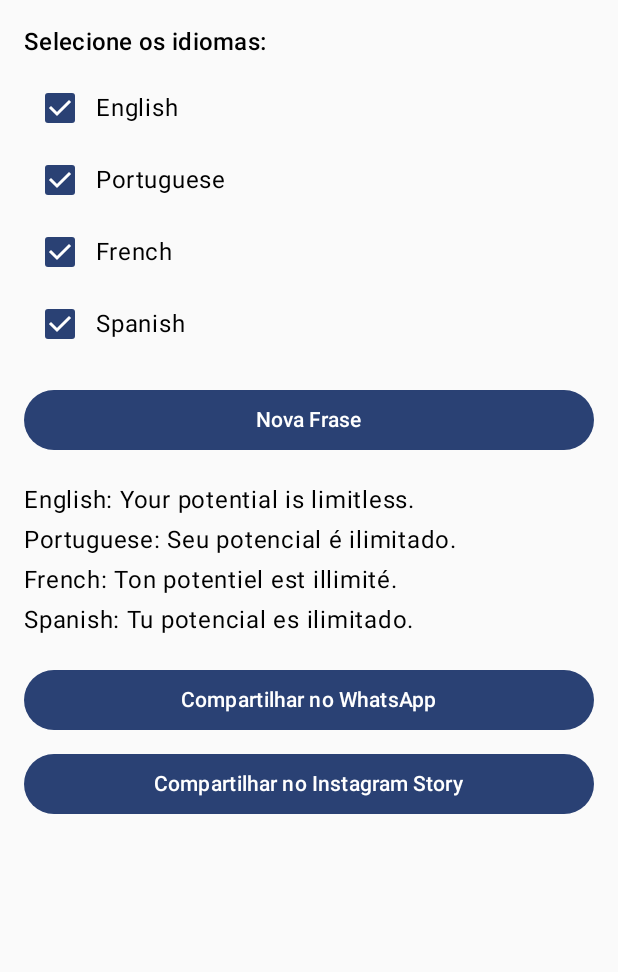
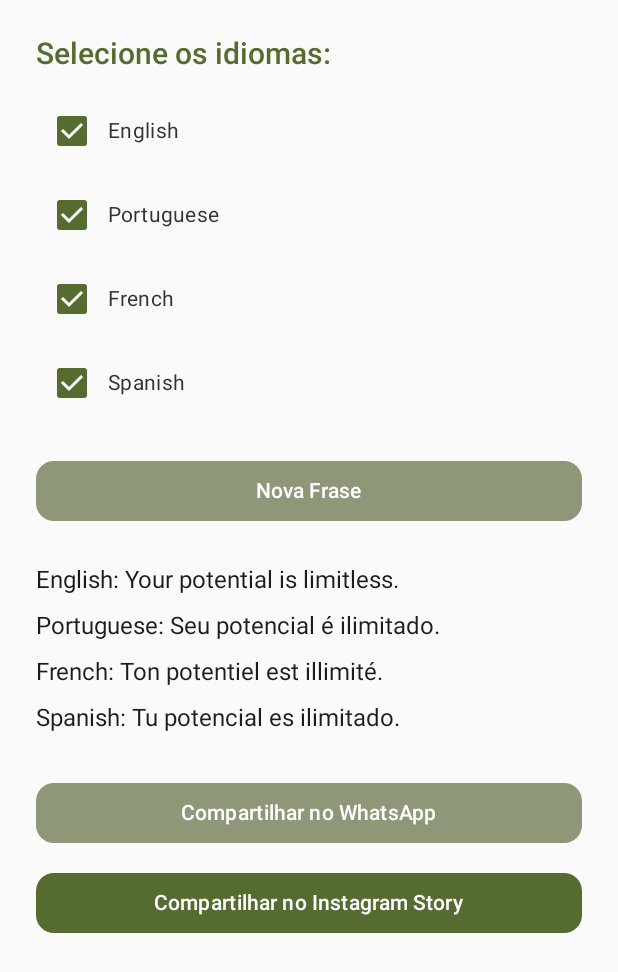
Before and after one commit to CarlosHenriqueMarques/InspireMePolyglot, an Android app built with Jetpack Compose: the screen it shows after launch (MainActivity), on a phone screen of 412 x 824 dp. Shown: the top 972 px of the screen. Run offline under Robolectric (Android 15) with nearby library versions, the phone set to English and light mode, and no system bars.

Commit message:
Layout adjusts

```diff
--- a/app/src/main/java/com/example/inspiremepolyglot/MainActivity.kt
+++ b/app/src/main/java/com/example/inspiremepolyglot/MainActivity.kt
@@ -3,50 +3,18 @@
 import android.os.Bundle
 import androidx.activity.ComponentActivity
 import androidx.activity.compose.setContent
-import androidx.activity.enableEdgeToEdge
-import androidx.compose.foundation.layout.fillMaxSize
-import androidx.compose.foundation.layout.padding
-import androidx.compose.material3.Scaffold
-import androidx.compose.material3.Text
-import androidx.compose.runtime.Composable
-import androidx.compose.ui.Modifier
-import androidx.compose.ui.tooling.preview.Preview
+
+
 import com.example.inspiremepolyglot.ui.screen.PhrasesScreen
 import com.example.inspiremepolyglot.ui.theme.InspireMePolyglotTheme
 
 class MainActivity : ComponentActivity() {
     override fun onCreate(savedInstanceState: Bundle?) {
         super.onCreate(savedInstanceState)
-        enableEdgeToEdge()
         setContent {
-//            InspireMePolyglotTheme {
-//                Scaffold(modifier = Modifier.fillMaxSize()) { innerPadding ->
-//                    Greeting(
-//                        name = "Android",
-//                        modifier = Modifier.padding(innerPadding)
-//                    )
-//                }
-//            }
             InspireMePolyglotTheme {
                 PhrasesScreen(context = this)
             }
-
         }
     }
 }
-
-@Composable
-fun Greeting(name: String, modifier: Modifier = Modifier) {
-    Text(
-        text = "Hello $name!",
-        modifier = modifier
-    )
-}
-
-@Preview(showBackground = true)
-@Composable
-fun GreetingPreview() {
-    InspireMePolyglotTheme {
-        Greeting("Android")
-    }
-}
--- a/app/src/main/java/com/example/inspiremepolyglot/ui/screen/PhrasesScreen.kt
+++ b/app/src/main/java/com/example/inspiremepolyglot/ui/screen/PhrasesScreen.kt
@@ -1,15 +1,15 @@
 package com.example.inspiremepolyglot.ui.screen
 
 import android.content.Context
-import android.content.Intent
 import android.widget.Toast
 import androidx.compose.foundation.layout.*
 import androidx.compose.material3.*
 import androidx.compose.runtime.*
+import androidx.compose.ui.Alignment
 import androidx.compose.ui.Modifier
 import androidx.compose.ui.platform.LocalContext
 import androidx.compose.ui.unit.dp
-import  com.example.inspiremepolyglot.utils.JsonUtils
+import com.example.inspiremepolyglot.utils.JsonUtils
 import com.example.inspiremepolyglot.utils.shareToInstagramStory
 import com.example.inspiremepolyglot.utils.shareToWhatsApp
 
@@ -17,14 +17,9 @@
 fun PhrasesScreen(context: Context) {
     val phraseList = remember { JsonUtils.loadPhrases(context) }
     val languages = listOf("English", "Portuguese", "French", "Spanish")
-
-    // ✅ Todos selecionados por padrão
     val selectedLanguages = remember { mutableStateListOf(*languages.toTypedArray()) }
-
-    // ✅ Índice da frase atual
     var currentPhraseIndex by remember { mutableStateOf(0) }
 
-    // ✅ Limite de frases (mínimo entre os idiomas)
     val maxIndex = remember(phraseList) {
         phraseList?.let {
             minOf(
@@ -36,49 +31,63 @@
         } ?: 0
     }
 
-    // ✅ Gera nova frase
-    fun generateNewPhraseIndex() {
+    LaunchedEffect(Unit) {
         currentPhraseIndex = (0..maxIndex).random()
-    }
-
-    // ✅ Primeira frase ao iniciar
-    LaunchedEffect(Unit) {
-        generateNewPhraseIndex()
     }
 
     val localContext = LocalContext.current
     val phrasesMap = remember { mutableStateMapOf<String, String>() }
 
-    Column(modifier = Modifier.padding(16.dp)) {
-        Text("Selecione os idiomas:", style = MaterialTheme.typography.titleMedium)
-        Spacer(modifier = Modifier.height(8.dp))
+    Column(
+        modifier = Modifier
+            .fillMaxSize()
+            .padding(24.dp)
+    ) {
+        Text(
+            text = "Selecione os idiomas:",
+            style = MaterialTheme.typography.titleMedium,
+            color = MaterialTheme.colorScheme.primary
+        )
+
+        Spacer(modifier = Modifier.height(12.dp))
 
         languages.forEach { lang ->
             Row(
-                modifier = Modifier.fillMaxWidth(),
-                verticalAlignment = androidx.compose.ui.Alignment.CenterVertically
+                verticalAlignment = Alignment.CenterVertically,
+                modifier = Modifier
+                    .fillMaxWidth()
+                    .padding(vertical = 4.dp)
             ) {
                 Checkbox(
                     checked = selectedLanguages.contains(lang),
                     onCheckedChange = { isChecked ->
                         if (isChecked) selectedLanguages.add(lang)
                         else selectedLanguages.remove(lang)
-                    }
+                    },
+                    colors = CheckboxDefaults.colors(
+                        checkedColor = MaterialTheme.colorScheme.primary
+                    )
                 )
-                Text(text = lang)
+                Text(
+                    text = lang,
+                    style = MaterialTheme.typography.bodyMedium,
+                    color = MaterialTheme.colorScheme.onSurface
+                )
             }
         }
 
-        Spacer(modifier = Modifier.height(16.dp))
+        Spacer(modifier = Modifier.height(20.dp))
 
         Button(
-            onClick = { generateNewPhraseIndex() },
-            modifier = Modifier.fillMaxWidth()
+            onClick = { currentPhraseIndex = (0..maxIndex).random() },
+            modifier = Modifier.fillMaxWidth(),
+            shape = MaterialTheme.shapes.medium,
+            colors = ButtonDefaults.buttonColors(containerColor = MaterialTheme.colorScheme.secondary)
         ) {
-            Text("Nova Frase")
+            Text("Nova Frase", style = MaterialTheme.typography.labelLarge)
         }
 
-        Spacer(modifier = Modifier.height(16.dp))
+        Spacer(modifier = Modifier.height(20.dp))
 
         phrasesMap.clear()
 
@@ -97,20 +106,19 @@
                     Text(
                         text = "$lang: $safePhrase",
                         style = MaterialTheme.typography.bodyLarge,
-                        modifier = Modifier.padding(vertical = 4.dp)
+                        color = MaterialTheme.colorScheme.onBackground,
+                        modifier = Modifier.padding(vertical = 6.dp)
                     )
                 }
             }
         }
 
-        Spacer(modifier = Modifier.height(16.dp))
+        Spacer(modifier = Modifier.height(24.dp))
 
-        // 🔁 Texto plano para WhatsApp
         val shareMessageWhatsApp = phrasesMap.entries.joinToString("\n") { (lang, phrase) ->
             "$lang: $phrase"
         }
 
-        // 🖼️ Mensagem formatada para Instagram Story
         val emojiMap = mapOf(
             "English" to "\uD83C\uDDFA\uD83C\uDDF8",
             "Portuguese" to "\uD83C\uDDE7\uD83C\uDDF7",
@@ -122,7 +130,6 @@
             "${emojiMap[lang] ?: ""} $lang\n$phrase"
         }
 
-        // ✅ Botão: Compartilhar no WhatsApp
         Button(
             onClick = {
                 if (phrasesMap.isEmpty()) {
@@ -131,14 +138,15 @@
                     shareToWhatsApp(localContext, shareMessageWhatsApp)
                 }
             },
-            modifier = Modifier.fillMaxWidth()
+            modifier = Modifier.fillMaxWidth(),
+            colors = ButtonDefaults.buttonColors(containerColor = MaterialTheme.colorScheme.secondary),
+            shape = MaterialTheme.shapes.medium
         ) {
             Text("Compartilhar no WhatsApp")
         }
 
-        Spacer(modifier = Modifier.height(8.dp))
+        Spacer(modifier = Modifier.height(12.dp))
 
-        // ✅ Botão: Compartilhar no Instagram Story
         Button(
             onClick = {
                 if (phrasesMap.isEmpty()) {
@@ -147,7 +155,9 @@
                     shareToInstagramStory(localContext, shareMessageInstagram)
                 }
             },
-            modifier = Modifier.fillMaxWidth()
+            modifier = Modifier.fillMaxWidth(),
+            colors = ButtonDefaults.buttonColors(containerColor = MaterialTheme.colorScheme.primary),
+            shape = MaterialTheme.shapes.medium
         ) {
             Text("Compartilhar no Instagram Story")
         }
--- a/app/src/main/java/com/example/inspiremepolyglot/ui/theme/Theme.kt
+++ b/app/src/main/java/com/example/inspiremepolyglot/ui/theme/Theme.kt
@@ -1,58 +1,61 @@
 package com.example.inspiremepolyglot.ui.theme
 
-import android.app.Activity
-import android.os.Build
-import androidx.compose.foundation.isSystemInDarkTheme
-import androidx.compose.material3.MaterialTheme
-import androidx.compose.material3.darkColorScheme
-import androidx.compose.material3.dynamicDarkColorScheme
-import androidx.compose.material3.dynamicLightColorScheme
-import androidx.compose.material3.lightColorScheme
+import androidx.compose.material3.*
 import androidx.compose.runtime.Composable
-import androidx.compose.ui.platform.LocalContext
+import androidx.compose.ui.graphics.Color
+import androidx.compose.foundation.shape.RoundedCornerShape
+import androidx.compose.ui.unit.dp
+import androidx.compose.material3.Shapes
+import androidx.compose.material3.Typography
+import androidx.compose.ui.text.TextStyle
+import androidx.compose.ui.unit.sp
+import androidx.compose.ui.text.font.FontWeight
 
-private val DarkColorScheme = darkColorScheme(
-    primary = Purple80,
-    secondary = PurpleGrey80,
-    tertiary = Pink80
+private val LightColorScheme = lightColorScheme(
+    primary = Color(0xFF556B2F),         // Verde-oliva suave
+    onPrimary = Color.White,
+    secondary = Color(0xFF8F9779),       // Verde-cinza suave
+    onSecondary = Color.White,
+    background = Color(0xFFE6EAE4),      // CINZA CLARO COM TOQUE VERDE (neutro e suave)
+    surface = Color(0xFFFFFFFF),         // Branco puro para cartões e superfícies
+    onSurface = Color(0xFF333333),       // Cinza escuro para texto
+    error = Color(0xFFB00020),
+    onError = Color.White
 )
 
-private val LightColorScheme = lightColorScheme(
-    primary = Purple40,
-    secondary = PurpleGrey40,
-    tertiary = Pink40
+private val Shapes = Shapes(
+    small = RoundedCornerShape(8.dp),
+    medium = RoundedCornerShape(12.dp),
+    large = RoundedCornerShape(24.dp)
+)
 
-    /* Other default colors to override
-    background = Color(0xFFFFFBFE),
-    surface = Color(0xFFFFFBFE),
-    onPrimary = Color.White,
-    onSecondary = Color.White,
-    onTertiary = Color.White,
-    onBackground = Color(0xFF1C1B1F),
-    onSurface = Color(0xFF1C1B1F),
-    */
+private val AppTypography = Typography(
+    displayLarge = TextStyle(
+        fontSize = 36.sp,
+        fontWeight = FontWeight.Bold,
+    ),
+    titleMedium = TextStyle(
+        fontSize = 20.sp,
+        fontWeight = FontWeight.Medium,
+    ),
+    bodyLarge = TextStyle(
+        fontSize = 16.sp,
+        fontWeight = FontWeight.Normal,
+    ),
+    labelSmall = TextStyle(
+        fontSize = 12.sp,
+        fontWeight = FontWeight.Light,
+    )
 )
 
 @Composable
 fun InspireMePolyglotTheme(
-    darkTheme: Boolean = isSystemInDarkTheme(),
-    // Dynamic color is available on Android 12+
-    dynamicColor: Boolean = true,
     content: @Composable () -> Unit
 ) {
-    val colorScheme = when {
-        dynamicColor && Build.VERSION.SDK_INT >= Build.VERSION_CODES.S -> {
-            val context = LocalContext.current
-            if (darkTheme) dynamicDarkColorScheme(context) else dynamicLightColorScheme(context)
-        }
-
-        darkTheme -> DarkColorScheme
-        else -> LightColorScheme
-    }
-
     MaterialTheme(
-        colorScheme = colorScheme,
-        typography = Typography,
+        colorScheme = LightColorScheme,
+        typography = AppTypography,
+        shapes = Shapes,
         content = content
     )
 }
```
